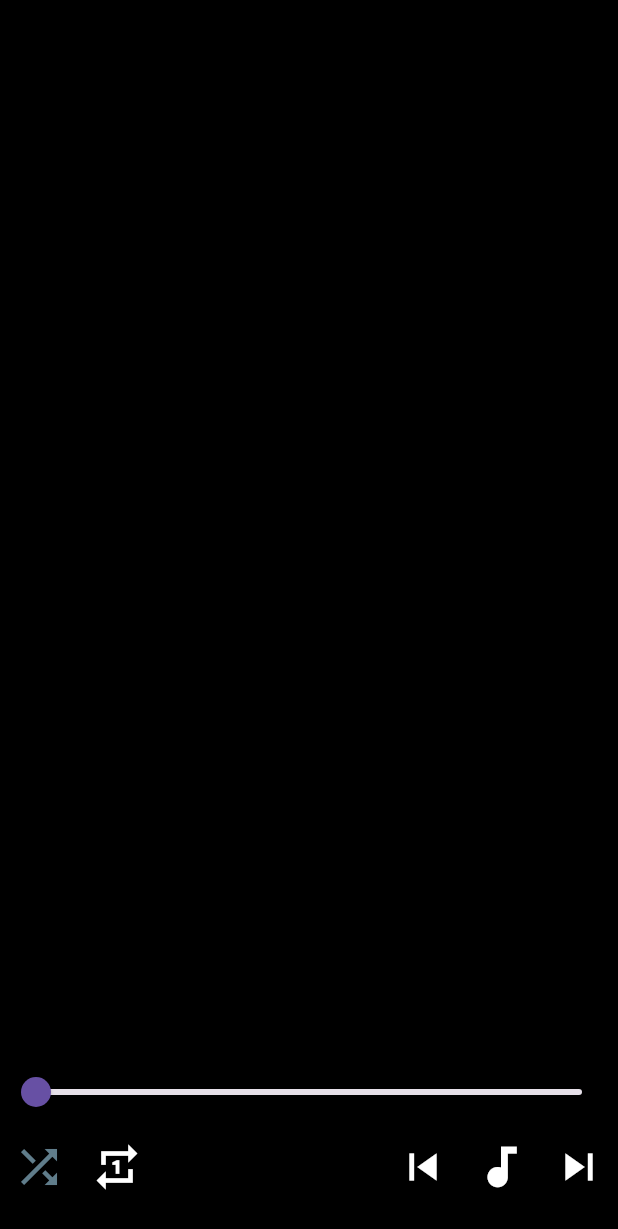
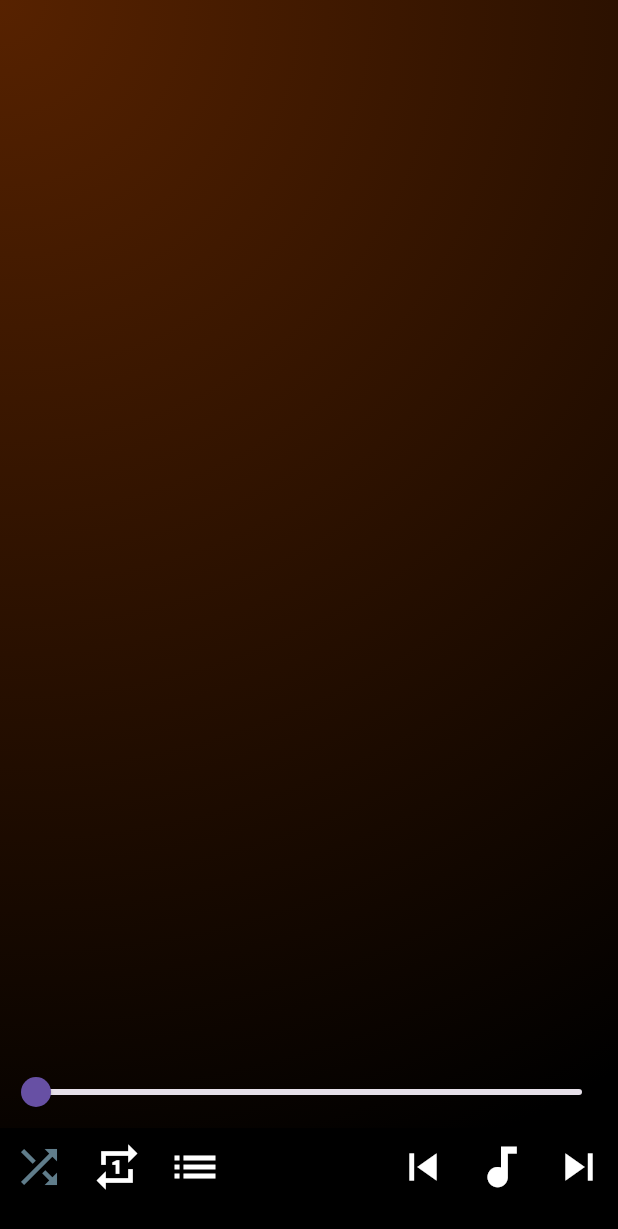
Before and after one commit to sultansagitov/beathub, a Flutter app: the screen it shows after launch, item 2 of the bottom bar chosen, on a phone screen of 412 x 824 dp. Shown: the top 1229 px of the screen. Run offline on Flutter 3.47's test engine with Material 3 defaults, Android fonts, the phone set to English and light mode, and no system bars; our stand-ins replace audioplayers.

Commit message:
Added AlbumView and gradient

```diff
--- /dev/null
+++ b/lib/classes/Author.dart
@@ -0,0 +1,7 @@
+class Author {
+  final String name;
+
+  Author({
+    required this.name
+  });
+}
--- a/lib/classes/album.dart
+++ b/lib/classes/album.dart
@@ -63,6 +63,8 @@ class Album {
   void changeShuffled() => shuffled = !shuffled;
 
   int getCount() => songs.length;
+  bool isCurrent(int index) => this.index == index;
+
   bool isStarted() => index != -1;
   bool isFirst() => index == 0;
   bool isLast() => index == songs.length - 1;
--- a/lib/classes/song.dart
+++ b/lib/classes/song.dart
@@ -1,14 +1,17 @@
 import 'package:audioplayers/audioplayers.dart';
 import 'package:flutter/cupertino.dart';
+import 'package:beathub/classes/Author.dart';
 
 class Song {
-  late String name;
-  late AssetImage image;
-  late AssetSource songAsset;
+  final String name;
+  final Author author;
+  final AssetImage image;
+  final AssetSource songAsset;
 
   Song({
     required this.name,
     required this.songAsset,
+    required this.author,
     required this.image
   });
 }
--- a/lib/main_page.dart
+++ b/lib/main_page.dart
@@ -1,3 +1,5 @@
+import 'package:beathub/views/album_view.dart';
+import 'package:beathub/views/view.dart';
 import 'package:flutter/material.dart';
 import 'package:beathub/views/music_view.dart';
 import 'package:beathub/widgets/player.dart';
@@ -13,18 +15,19 @@ class MainPage extends StatefulWidget {
 
 class _MainPageState extends State<MainPage> {
   final GlobalKey<PlayerState> _playerKey = GlobalKey<PlayerState>();
-  final GlobalKey<MusicViewState> _musicViewKey = GlobalKey<MusicViewState>();
+  final GlobalKey<ViewState> _viewKey = GlobalKey<ViewState>();
+  bool albumOpened = false;
 
-  _onPlayerStateChanged() {
+  void _onTrackChanged(int trackIndex) =>
+      _viewKey.currentState?.onTrackChanged(trackIndex);
+
+  void _onPlayerStateChanged() =>
+      _viewKey.currentState?.onPlayerStateChanged();
+
+  void _onAlbumPressed() {
     setState(() {
-      _musicViewKey.currentState?.playerState = _playerKey.currentState;
-      _musicViewKey.currentState?.queue = _playerKey.currentState?.queue;
-      _musicViewKey.currentState?.song = _playerKey.currentState?.queue.getCurrent();
+      albumOpened = !albumOpened;
     });
-  }
-
-  void _onTrackChanged(int trackIndex) {
-    _musicViewKey.currentState?.onTrackChanged(trackIndex);
   }
 
   @override
@@ -34,15 +37,21 @@ class _MainPageState extends State<MainPage> {
         mainAxisAlignment: MainAxisAlignment.spaceBetween,
         children: [
           Expanded(
-            child: MusicView(
-              key: _musicViewKey,
-              playerKey: _playerKey,
-            ),
+            child:  albumOpened
+              ? AlbumView(
+                  key: _viewKey,
+                  playerKey: _playerKey,
+                )
+              : MusicView(
+                  key: _viewKey,
+                  playerKey: _playerKey
+                ),
           ),
           Player(
             key: _playerKey,
             onPlayerStateChanged: _onPlayerStateChanged,
             onTrackChanged: _onTrackChanged,
+            onAlbumPressed: _onAlbumPressed,
           ),
           const SizedBox(height: 20),
         ],
--- a/lib/views/music_view.dart
+++ b/lib/views/music_view.dart
@@ -1,8 +1,7 @@
 import 'package:flutter/material.dart';
 
 import 'package:beathub/classes/enums.dart';
-import 'package:beathub/classes/album.dart';
-import 'package:beathub/classes/song.dart';
+import 'package:beathub/views/view.dart';
 import 'package:beathub/widgets/player.dart';
 
 class MusicView extends StatefulWidget {
@@ -14,11 +13,8 @@ class MusicView extends StatefulWidget {
   State<MusicView> createState() => MusicViewState();
 }
 
-class MusicViewState extends State<MusicView> {
+class MusicViewState extends ViewState<MusicView> {
   final PageController _pageController = PageController();
-  PlayerState? playerState;
-  Album? queue;
-  Song? song;
 
   @override
   void dispose() {
@@ -26,77 +22,103 @@ class MusicViewState extends State<MusicView> {
     super.dispose();
   }
 
+  @override
   void onTrackChanged(int trackIndex) {
-    _pageController.jumpToPage(trackIndex);
+    _pageController.animateToPage(
+      trackIndex,
+      duration: const Duration(milliseconds: 300),
+      curve: Curves.easeInOut,
+    );
+  }
+
+  @override
+  void onPlayerStateChanged() {
+    setState(() {});
   }
 
   @override
   Widget build(BuildContext context) {
-    return Column(
+    return Container(
+      decoration: const BoxDecoration(
+        gradient: RadialGradient(
+          colors: [Color(0xFF572200), Colors.black],
+          radius: 2,
+          center: Alignment(-1, -1)
+        )
+      ),
+      child: Column(
         mainAxisAlignment: MainAxisAlignment.center,
         children: <Widget>[
           Expanded(
-          child:
-            (playerState != null && queue?.play != Play.notStarted) ?
-              PageView.builder(
+            child: (
+              widget.playerKey.currentState != null &&
+              widget.playerKey.currentState?.queue.play != Play.notStarted
+            )
+              ? PageView.builder(
                   controller: _pageController,
+
                   onPageChanged: (index) async {
-                  await playerState!.playTrackByIndex(index, fromPageView: true);
+                    await widget.playerKey.currentState!.playTrackByIndex(index, fromView: true);
                     setState(() {});
                   },
-                itemCount: queue?.getCount(),
-                itemBuilder: (context, index) {
-                  return Image(
-                    image: queue!.get(index).image,
-                    width: double.infinity,
+                  itemCount: widget.playerKey.currentState?.queue.getCount(),
+                  itemBuilder: (context, index) => Container(
+                    padding: const EdgeInsets.symmetric(
+                      horizontal: 40,
+                      vertical: 0
+                    ),
+                    child: Image(
+                        image: widget.playerKey.currentState!.queue.get(index).image,
+                        width: 100,
                         height: 100,
                         fit: BoxFit.contain,
-                  );
-                },
+                      ),
+                  ),
                 )
               : Container(),
             ),
 
-        if (playerState != null)
+          if (widget.playerKey.currentState != null)
             Padding(
               padding: const EdgeInsets.symmetric(horizontal: 20, vertical: 10),
               child: SingleChildScrollView(
                 scrollDirection: Axis.horizontal,
                 child: Text(
-                song?.name ?? "",
+                  widget.playerKey.currentState?.queue.getCurrent()?.name ?? "",
                   style: const TextStyle(fontSize: 18),
                 ),
               ),
             ),
 
-        if (playerState != null)
+          if (widget.playerKey.currentState != null)
             Slider(
               min: 0.0,
-            max: playerState != null
-                ? queue!.duration?.inSeconds.toDouble() ?? 0
+              max: widget.playerKey.currentState != null
+                ? widget.playerKey.currentState!.queue.duration?.inSeconds.toDouble() ?? 0
                 : 0,
-            value: playerState != null
-                ? queue!.position?.inSeconds.toDouble() ?? 0
+              value: widget.playerKey.currentState != null
+                ? widget.playerKey.currentState!.queue.position?.inSeconds.toDouble() ?? 0
                 : 0,
               onChanged: (double value) {
                 setState(() {
-                if (playerState != null) {
-                  queue!.position = Duration(seconds: value.toInt());
+                  if (widget.playerKey.currentState != null) {
+                    widget.playerKey.currentState!.queue.position = Duration(seconds: value.toInt());
                   }
                 });
               },
               onChangeStart: (double value) {
                 setState(() {
-                playerState?.sliderTouch = true;
+                  widget.playerKey.currentState?.sliderTouch = true;
                 });
               },
               onChangeEnd: (double value) {
-              playerState?.sliderTouch = false;
-              playerState?.audioPlayer
+                widget.playerKey.currentState?.sliderTouch = false;
+                widget.playerKey.currentState?.audioPlayer
                   .seek(Duration(seconds: value.toInt()));
               },
             ),
         ],
+      ),
     );
   }
 }
--- /dev/null
+++ b/lib/views/view.dart
@@ -0,0 +1,6 @@
+import 'package:flutter/material.dart';
+
+abstract class ViewState<T extends StatefulWidget> extends State<T> {
+  void onTrackChanged(int trackIndex);
+  void onPlayerStateChanged();
+}
--- a/lib/widgets/player.dart
+++ b/lib/widgets/player.dart
@@ -1,4 +1,5 @@
 import 'dart:convert';
+import 'package:beathub/classes/Author.dart';
 import 'package:flutter/material.dart';
 import 'package:flutter/services.dart';
 import 'package:audioplayers/audioplayers.dart';
@@ -9,16 +10,18 @@ import 'package:beathub/classes/enums.dart';
 
 typedef OnPlayerStateChanged = void Function();
 typedef OnTrackChanged = void Function(int index);
-
+typedef OnAlbumPressed = void Function();
 
 class Player extends StatefulWidget {
   final OnPlayerStateChanged onPlayerStateChanged;
   final OnTrackChanged onTrackChanged;
+  final OnAlbumPressed onAlbumPressed;
 
   const Player({
     super.key,
     required this.onPlayerStateChanged,
     required this.onTrackChanged,
+    required this.onAlbumPressed,
   });
 
   @override
@@ -55,6 +58,7 @@ class PlayerState extends State<Player> {
         var song = Song(
           name: name,
           songAsset: AssetSource(path),
+          author: Author(name: "My Group Name"),
           image: AssetImage(image)
         );
         queue.add(song);
@@ -94,7 +98,7 @@ class PlayerState extends State<Player> {
   }
 
 
-  Future<void> playTrack(Song song, {bool fromPageView = false}) async {
+  Future<void> playTrack(Song song, {bool fromView = false}) async {
     await audioPlayer.stop();
     await audioPlayer.play(song.songAsset);
     queue.updateIndex(song);
@@ -102,15 +106,15 @@ class PlayerState extends State<Player> {
       queue.play = Play.playing;
       updateIcon();
       widget.onPlayerStateChanged();
-      if (!fromPageView) {
+      if (!fromView) {
         widget.onTrackChanged(queue.index);
       }
     });
   }
 
 
-  Future<void> playTrackByIndex(int index, {bool fromPageView = false}) async {
-    await playTrack(queue.get(index), fromPageView: fromPageView);
+  Future<void> playTrackByIndex(int index, {bool fromView = false}) async {
+    await playTrack(queue.get(index), fromView: fromView);
 
   }
 
@@ -200,6 +204,14 @@ class PlayerState extends State<Player> {
             ),
             onPressed: repeatTracksBtn,
           ),
+          IconButton(
+            icon: const Icon(
+              Icons.list,
+              color: Colors.white,
+              size: 36.0,
+            ),
+            onPressed: widget.onAlbumPressed,
+          ),
         ]
       ),
 
```
Also changed, not shown: lib/views/album_view.dart (added, +86 -0 lines). Lines whose indentation alone changed are shown as unchanged.
